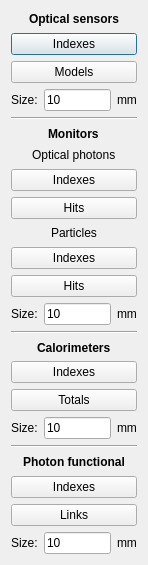
andrmor/ANTS3bundle, file ants3bundle/src/ants3/gui/geom/ashownumbersdialog.ui: the form before one commit.
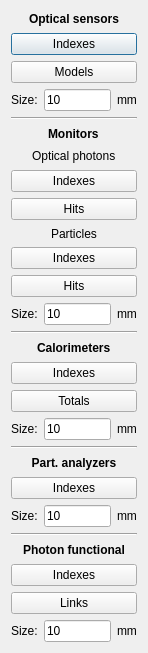
The form after the commit.

Diff of the .ui file:
```diff
--- a/ants3bundle/src/ants3/gui/geom/ashownumbersdialog.ui
+++ b/ants3bundle/src/ants3/gui/geom/ashownumbersdialog.ui
@@ -7,7 +7,7 @@
     <x>0</x>
     <y>0</y>
     <width>148</width>
-    <height>565</height>
+    <height>653</height>
    </rect>
   </property>
   <property name="windowTitle">
@@ -212,7 +212,61 @@
    <item>
     <widget class="Line" name="line_3">
      <property name="orientation">
-      <enum>Qt::Horizontal</enum>
+      <enum>Qt::Orientation::Horizontal</enum>
+     </property>
+    </widget>
+   </item>
+   <item>
+    <widget class="QLabel" name="label_15">
+     <property name="font">
+      <font>
+       <bold>true</bold>
+      </font>
+     </property>
+     <property name="text">
+      <string>Part. analyzers</string>
+     </property>
+     <property name="alignment">
+      <set>Qt::AlignmentFlag::AlignCenter</set>
+     </property>
+    </widget>
+   </item>
+   <item>
+    <widget class="QPushButton" name="pbAnIndex">
+     <property name="text">
+      <string>Indexes</string>
+     </property>
+    </widget>
+   </item>
+   <item>
+    <layout class="QHBoxLayout" name="horizontalLayout_5">
+     <item>
+      <widget class="QLabel" name="label_16">
+       <property name="text">
+        <string>Size:</string>
+       </property>
+      </widget>
+     </item>
+     <item>
+      <widget class="QLineEdit" name="ledSizeAnalyzer">
+       <property name="text">
+        <string>10</string>
+       </property>
+      </widget>
+     </item>
+     <item>
+      <widget class="QLabel" name="label_17">
+       <property name="text">
+        <string>mm</string>
+       </property>
+      </widget>
+     </item>
+    </layout>
+   </item>
+   <item>
+    <widget class="Line" name="line_4">
+     <property name="orientation">
+      <enum>Qt::Orientation::Horizontal</enum>
      </property>
     </widget>
    </item>
```
Left out of the diff: 16 changed lines with no effect on the pictures.
